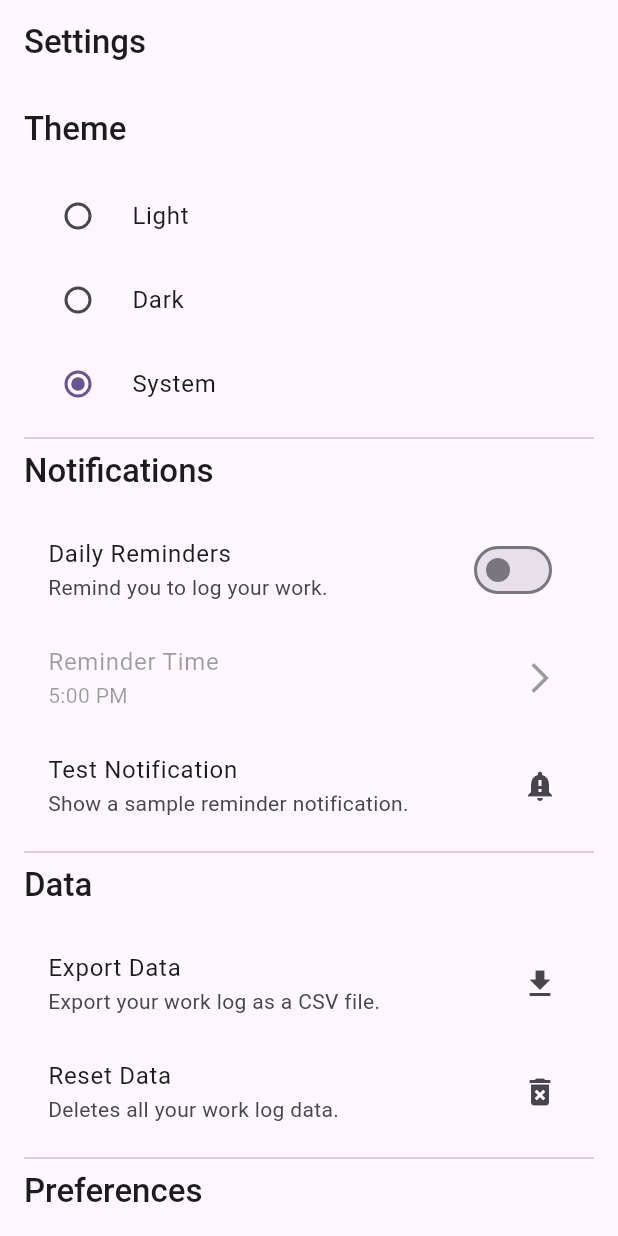
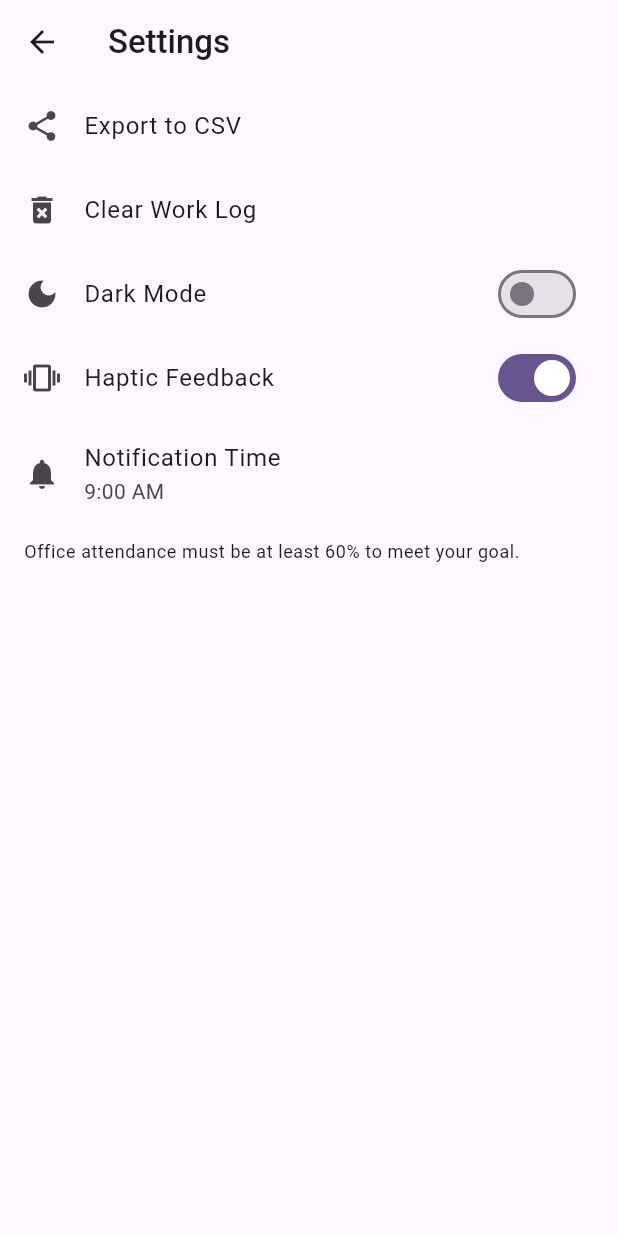
Before and after one commit to sharkie63/areuwfo, a Flutter app: the SettingsPage screen opened by its route, on a phone screen of 412 x 824 dp. Run offline on Flutter 3.47's test engine with Material 3 defaults, Android fonts, the phone set to English and light mode, and no system bars; our stand-ins replace firebase_analytics, firebase_core, firebase_crashlytics, flutter_local_notifications, fluttertoast, go_router and 2 more; accounts and stored records are empty.

Commit message:
Changes before Firebase Studio auto-run

```diff
--- a/lib/settings_page.dart
+++ b/lib/settings_page.dart
@@ -1,13 +1,8 @@
 import 'package:flutter/material.dart';
-import 'package:myapp/loading_page.dart';
+import 'package:go_router/go_router.dart';
 import 'package:myapp/main.dart';
 import 'package:myapp/theme_provider.dart';
 import 'package:provider/provider.dart';
-import 'package:csv/csv.dart';
-import 'dart:io';
-import 'package:path_provider/path_provider.dart';
-import 'package:share_plus/share_plus.dart';
-import 'package:myapp/notifications.dart';
 import 'package:shared_preferences/shared_preferences.dart';
 
 class SettingsPage extends StatefulWidget {
@@ -18,117 +13,50 @@ class SettingsPage extends StatefulWidget {
 }
 
 class _SettingsPageState extends State<SettingsPage> {
-  bool _remindersEnabled = false;
-  TimeOfDay _reminderTime = const TimeOfDay(hour: 17, minute: 0);
-  bool _notificationsAllowed = false;
+  TimeOfDay _notificationTime = const TimeOfDay(hour: 9, minute: 0);
 
   @override
   void initState() {
     super.initState();
-    _loadReminderSettings();
-    _checkNotificationPermissions();
+    _loadNotificationTime();
   }
 
-  void _checkNotificationPermissions() async {
-    final isAllowed = await NotificationService().isNotificationAllowed();
+  void _loadNotificationTime() async {
+    final prefs = await SharedPreferences.getInstance();
+    final timeString = prefs.getString('notificationTime');
+    if (timeString != null) {
+      final timeParts = timeString.split(':');
       setState(() {
-      _notificationsAllowed = isAllowed;
-      if (!isAllowed) {
-        _remindersEnabled = false;
-        _saveReminderSettings();
-      }
+        _notificationTime = TimeOfDay(
+          hour: int.parse(timeParts[0]),
+          minute: int.parse(timeParts[1]),
+        );
       });
-  }
-
-  void _loadReminderSettings() async {
-    final prefs = await SharedPreferences.getInstance();
-    setState(() {
-      _remindersEnabled = prefs.getBool('remindersEnabled') ?? false;
-      final reminderHour = prefs.getInt('reminderHour') ?? 17;
-      final reminderMinute = prefs.getInt('reminderMinute') ?? 0;
-      _reminderTime = TimeOfDay(hour: reminderHour, minute: reminderMinute);
-    });
-  }
-
-  Future<void> _saveReminderSettings() async {
-    final prefs = await SharedPreferences.getInstance();
-    await prefs.setBool('remindersEnabled', _remindersEnabled);
-    await prefs.setInt('reminderHour', _reminderTime.hour);
-    await prefs.setInt('reminderMinute', _reminderTime.minute);
-  }
-
-  void _onRemindersChanged(bool value) async {
-    if (value) {
-      final isAllowed = await NotificationService().requestPermissions();
-      if (isAllowed) {
-        setState(() {
-          _remindersEnabled = true;
-          _notificationsAllowed = true;
-        });
-        NotificationService().scheduleDailyReminder(_reminderTime);
-      } else {
-        setState(() {
-          _remindersEnabled = false;
-          _notificationsAllowed = false;
-        });
-      }
-    } else {
-      setState(() {
-        _remindersEnabled = false;
-      });
-      NotificationService().cancelAllNotifications();
-    }
-    _saveReminderSettings();
-  }
-
-  Future<void> _selectReminderTime(BuildContext context) async {
-    final TimeOfDay? picked = await showTimePicker(
-      context: context,
-      initialTime: _reminderTime,
-    );
-    if (picked != null && picked != _reminderTime) {
-      setState(() {
-        _reminderTime = picked;
-      });
-      if (_remindersEnabled) {
-        NotificationService().scheduleDailyReminder(_reminderTime);
-      }
-      _saveReminderSettings();
     }
   }
 
-  Future<void> _exportData(BuildContext context) async {
-    final workLog = Provider.of<WorkLog>(context, listen: false);
-    final List<List<dynamic>> rows = [];
-    rows.add(['Date', 'Status']);
-    workLog.log.forEach((date, status) {
-      rows.add([date.toIso8601String(), status.toString().split('.').last]);
+  Future<void> _selectNotificationTime(BuildContext context) async {
+    final TimeOfDay? picked = await showTimePicker(
+      context: context,
+      initialTime: _notificationTime,
+    );
+    if (picked != null && picked != _notificationTime) {
+      final prefs = await SharedPreferences.getInstance();
+      await prefs.setString('notificationTime', '${picked.hour}:${picked.minute}');
+      setState(() {
+        _notificationTime = picked;
       });
-
-    final String csv = const ListToCsvConverter().convert(rows);
-    final Directory directory = await getApplicationDocumentsDirectory();
-    final String path = '${directory.path}/work_log.csv';
-    final File file = File(path);
-    await file.writeAsString(csv);
-
-    await Share.shareXFiles([XFile(path)], text: 'Work Log Data');
+    }
   }
 
-  Future<void> _showResetConfirmationDialog() async {
-    return showDialog<void>(
+  void _showClearLogDialog() {
+    showDialog(
       context: context,
-      barrierDismissible: false, // user must tap button!
       builder: (BuildContext context) {
         return AlertDialog(
-          title: const Text('Reset Data?'),
-          content: const SingleChildScrollView(
-            child: ListBody(
-              children: <Widget>[
-                Text('Are you sure you want to reset all your work log data?'),
-                Text('This action cannot be undone.'),
-              ],
-            ),
-          ),
+          title: const Text('Clear Work Log?'),
+          content: const Text(
+              'Are you sure you want to delete all your work log data? This action cannot be undone.'),
           actions: <Widget>[
             TextButton(
               child: const Text('Cancel'),
@@ -137,9 +65,9 @@ class _SettingsPageState extends State<SettingsPage> {
               },
             ),
             TextButton(
-              child: const Text('Reset'),
+              child: const Text('Clear'),
               onPressed: () {
-                _resetData();
+                Provider.of<WorkLog>(context, listen: false).clearLog();
                 Navigator.of(context).pop();
               },
             ),
@@ -149,139 +77,71 @@ class _SettingsPageState extends State<SettingsPage> {
     );
   }
 
-  void _resetData() {
-    final workLog = Provider.of<WorkLog>(context, listen: false);
-    workLog.clearLog();
-    Navigator.of(context).pushAndRemoveUntil(
-      MaterialPageRoute(builder: (context) => const LoadingPage()),
-      (Route<dynamic> route) => false,
-    );
-  }
-
   @override
   Widget build(BuildContext context) {
+    final themeProvider = Provider.of<ThemeProvider>(context);
     return Scaffold(
       appBar: AppBar(
         title: const Text('Settings'),
-        automaticallyImplyLeading: true,
+        leading: IconButton(
+          icon: const Icon(Icons.arrow_back),
+          onPressed: () => context.pop(),
         ),
-      body: Padding(
-        padding: const EdgeInsets.all(16.0),
-        child: SingleChildScrollView(
-          child: Column(
-            crossAxisAlignment: CrossAxisAlignment.start,
+      ),
+      body: ListView(
         children: [
-              Text(
-                'Theme',
-                style: Theme.of(context).textTheme.titleLarge,
-              ),
-              const SizedBox(height: 16),
-              Consumer<ThemeProvider>(
-                builder: (context, themeProvider, child) {
-                  return Column(
-                    children: [
-                      RadioListTile<ThemeMode>(
-                        title: const Text('Light'),
-                        value: ThemeMode.light,
-                        groupValue: themeProvider.themeMode,
-                        onChanged: (ThemeMode? value) {
-                          if (value != null) {
-                            themeProvider.setThemeMode(value);
-                          }
-                        },
-                      ),
-                      RadioListTile<ThemeMode>(
-                        title: const Text('Dark'),
-                        value: ThemeMode.dark,
-                        groupValue: themeProvider.themeMode,
-                        onChanged: (ThemeMode? value) {
-                          if (value != null) {
-                            themeProvider.setThemeMode(value);
-                          }
-                        },
-                      ),
-                      RadioListTile<ThemeMode>(
-                        title: const Text('System'),
-                        value: ThemeMode.system,
-                        groupValue: themeProvider.themeMode,
-                        onChanged: (ThemeMode? value) {
-                          if (value != null) {
-                            themeProvider.setThemeMode(value);
-                          }
-                        },
-                      ),
-                    ],
+          ListTile(
+            title: const Text('Export to CSV'),
+            leading: const Icon(Icons.share),
+            onTap: () async {
+              final workLog = Provider.of<WorkLog>(context, listen: false);
+              String csv = 'Date,Status\n';
+              workLog.log.forEach((date, status) {
+                csv += '${date.toIso8601String().substring(0, 10)},${status.name}\n';
+              });
+
+              debugPrint("--- CSV EXPORT ---");
+              debugPrint(csv);
+              ScaffoldMessenger.of(context).showSnackBar(
+                const SnackBar(content: Text('CSV content printed to debug console.')),
               );
             },
           ),
-              const Divider(),
-              Text(
-                'Notifications',
-                style: Theme.of(context).textTheme.titleLarge,
+          ListTile(
+            title: const Text('Clear Work Log'),
+            leading: const Icon(Icons.delete_forever),
+            onTap: _showClearLogDialog,
           ),
-              const SizedBox(height: 16),
           SwitchListTile(
-                title: const Text('Daily Reminders'),
-                subtitle: const Text('Remind you to log your work.'),
-                value: _remindersEnabled,
-                onChanged: _onRemindersChanged,
+            title: const Text('Dark Mode'),
+            value: themeProvider.themeMode == ThemeMode.dark,
+            onChanged: (value) {
+              themeProvider.setThemeMode(value ? ThemeMode.dark : ThemeMode.light);
+            },
+            secondary: const Icon(Icons.dark_mode),
+          ),
+          SwitchListTile(
+            title: const Text('Haptic Feedback'),
+            value: themeProvider.hapticFeedbackEnabled,
+            onChanged: (value) {
+              themeProvider.setHapticFeedback(value);
+            },
+            secondary: const Icon(Icons.vibration),
           ),
           ListTile(
-                title: const Text('Reminder Time'),
-                subtitle: Text(_reminderTime.format(context)),
-                trailing: const Icon(Icons.arrow_forward_ios),
-                onTap: () => _selectReminderTime(context),
-                enabled: _remindersEnabled && _notificationsAllowed,
+            title: const Text('Notification Time'),
+            subtitle: Text(_notificationTime.format(context)),
+            leading: const Icon(Icons.notifications),
+            onTap: () => _selectNotificationTime(context),
           ),
-              ListTile(
-                title: const Text('Test Notification'),
-                subtitle: const Text('Show a sample reminder notification.'),
-                trailing: const Icon(Icons.notification_important),
-                onTap: () async {
-                  await NotificationService().requestPermissions();
-                  NotificationService().showTestNotification();
-                },
-                enabled: _notificationsAllowed,
+          Padding(
+            padding: const EdgeInsets.symmetric(horizontal: 16, vertical: 8),
+            child: Text(
+              'Office attendance must be at least 60% to meet your goal.',
+              style: Theme.of(context).textTheme.bodySmall,
             ),
-              const Divider(),
-              Text(
-                'Data',
-                style: Theme.of(context).textTheme.titleLarge,
-              ),
-              const SizedBox(height: 16),
-              ListTile(
-                title: const Text('Export Data'),
-                subtitle: const Text('Export your work log as a CSV file.'),
-                trailing: const Icon(Icons.download),
-                onTap: () => _exportData(context),
-              ),
-              ListTile(
-                title: const Text('Reset Data'),
-                subtitle: const Text('Deletes all your work log data.'),
-                trailing: const Icon(Icons.delete_forever),
-                onTap: _showResetConfirmationDialog,
-              ),
-              const Divider(),
-              Text(
-                'Preferences',
-                style: Theme.of(context).textTheme.titleLarge,
-              ),
-              const SizedBox(height: 16),
-              Consumer<ThemeProvider>(
-                builder: (context, themeProvider, child) {
-                  return SwitchListTile(
-                    title: const Text('Haptic Feedback'),
-                    subtitle: const Text('Enable subtle vibrations on tap.'),
-                    value: themeProvider.hapticFeedbackEnabled,
-                    onChanged: (bool value) {
-                      themeProvider.setHapticFeedback(value);
-                    },
-                  );
-                },
           ),
         ],
-          ),
-        ),
       ),
     );
   }
--- a/pubspec.yaml
+++ b/pubspec.yaml
@@ -27,8 +27,6 @@ dependencies:
   firebase_crashlytics: ^3.5.7
   timezone: ^0.10.1
   csv: ^6.0.0
-  share_plus: ^12.0.1
-  path_provider: ^2.1.5
 
 dev_dependencies:
   flutter_test:
```
Also changed, not shown: lib/main.dart (+7 -7 lines), pubspec.lock, 6 other files. Lines whose indentation alone changed are shown as unchanged.
